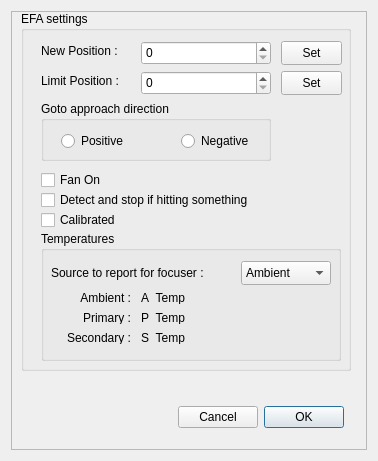
Before: the Qt Designer form efa.ui in rpineau/EFA, drawn with Qt 5.
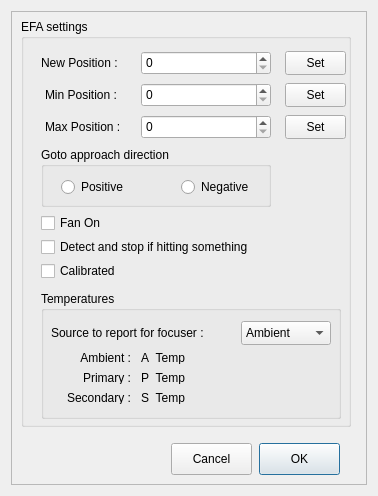
After: the same form once the commit is applied. Custom widgets are drawn as their Qt base class.

Commit message: Trying to fix limit issues

```diff
--- a/efa.ui
+++ b/efa.ui
@@ -7,7 +7,7 @@
     <x>0</x>
     <y>0</y>
     <width>378</width>
-    <height>461</height>
+    <height>496</height>
    </rect>
   </property>
   <property name="sizePolicy">
@@ -18,14 +18,14 @@
   </property>
   <property name="minimumSize">
    <size>
-    <width>0</width>
-    <height>0</height>
+    <width>378</width>
+    <height>496</height>
    </size>
   </property>
   <property name="maximumSize">
    <size>
-    <width>640</width>
-    <height>999</height>
+    <width>378</width>
+    <height>496</height>
    </size>
   </property>
   <property name="windowTitle">
@@ -62,9 +62,9 @@
       <property name="geometry">
        <rect>
         <x>10</x>
-        <y>0</y>
+        <y>8</y>
         <width>330</width>
-        <height>360</height>
+        <height>408</height>
        </rect>
       </property>
       <property name="title">
@@ -73,21 +73,21 @@
       <widget class="QLabel" name="label_4">
        <property name="geometry">
         <rect>
-         <x>20</x>
-         <y>60</y>
+         <x>24</x>
+         <y>96</y>
          <width>91</width>
-         <height>20</height>
+         <height>24</height>
         </rect>
        </property>
        <property name="text">
-        <string>Limit Position :</string>
+        <string>Max Position :</string>
        </property>
       </widget>
       <widget class="QSpinBox" name="posLimit">
        <property name="geometry">
         <rect>
          <x>120</x>
-         <y>60</y>
+         <y>64</y>
          <width>130</width>
          <height>24</height>
         </rect>
@@ -100,7 +100,7 @@
        <property name="geometry">
         <rect>
          <x>120</x>
-         <y>30</y>
+         <y>32</y>
          <width>130</width>
          <height>24</height>
         </rect>
@@ -113,9 +113,9 @@
        <property name="geometry">
         <rect>
          <x>20</x>
-         <y>30</y>
+         <y>32</y>
          <width>91</width>
-         <height>20</height>
+         <height>24</height>
         </rect>
        </property>
        <property name="text">
@@ -125,8 +125,8 @@
       <widget class="QPushButton" name="pushButton">
        <property name="geometry">
         <rect>
-         <x>260</x>
-         <y>30</y>
+         <x>264</x>
+         <y>32</y>
          <width>61</width>
          <height>24</height>
         </rect>
@@ -139,9 +139,9 @@
        <property name="geometry">
         <rect>
          <x>20</x>
-         <y>160</y>
+         <y>192</y>
          <width>85</width>
-         <height>18</height>
+         <height>24</height>
         </rect>
        </property>
        <property name="text">
@@ -152,9 +152,9 @@
        <property name="geometry">
         <rect>
          <x>20</x>
-         <y>200</y>
+         <y>240</y>
          <width>85</width>
-         <height>18</height>
+         <height>24</height>
         </rect>
        </property>
        <property name="text">
@@ -165,9 +165,9 @@
        <property name="geometry">
         <rect>
          <x>20</x>
-         <y>180</y>
+         <y>216</y>
          <width>240</width>
-         <height>18</height>
+         <height>24</height>
         </rect>
        </property>
        <property name="text">
@@ -178,7 +178,7 @@
        <property name="geometry">
         <rect>
          <x>20</x>
-         <y>90</y>
+         <y>128</y>
          <width>230</width>
          <height>60</height>
         </rect>
@@ -216,8 +216,8 @@
       <widget class="QPushButton" name="pushButton_2">
        <property name="geometry">
         <rect>
-         <x>260</x>
-         <y>60</y>
+         <x>264</x>
+         <y>64</y>
          <width>61</width>
          <height>24</height>
         </rect>
@@ -230,9 +230,9 @@
        <property name="geometry">
         <rect>
          <x>20</x>
-         <y>220</y>
+         <y>272</y>
          <width>300</width>
-         <height>130</height>
+         <height>128</height>
         </rect>
        </property>
        <property name="title">
@@ -367,57 +367,77 @@
         </property>
        </widget>
       </widget>
-     </widget>
-     <widget class="QWidget" name="horizontalLayoutWidget_2">
+      <widget class="QLabel" name="label_7">
+       <property name="geometry">
+        <rect>
+         <x>24</x>
+         <y>64</y>
+         <width>91</width>
+         <height>24</height>
+        </rect>
+       </property>
+       <property name="text">
+        <string>Min Position :</string>
+       </property>
+      </widget>
+      <widget class="QSpinBox" name="posLimitMax">
       <property name="geometry">
        <rect>
         <x>120</x>
-        <y>390</y>
-        <width>213</width>
-        <height>32</height>
-       </rect>
-      </property>
-      <layout class="QHBoxLayout" name="horizontalLayout_5">
-       <property name="rightMargin">
-        <number>0</number>
+         <y>96</y>
+         <width>130</width>
+         <height>24</height>
+        </rect>
+       </property>
+       <property name="maximum">
+        <number>9999999</number>
        </property>
-       <property name="bottomMargin">
-        <number>0</number>
+      </widget>
+      <widget class="QPushButton" name="pushButton_3">
+       <property name="geometry">
+        <rect>
+         <x>264</x>
+         <y>96</y>
+         <width>61</width>
+         <height>24</height>
+        </rect>
        </property>
-       <item>
-        <spacer name="horizontalSpacer">
-         <property name="orientation">
-          <enum>Qt::Horizontal</enum>
-         </property>
-         <property name="sizeHint" stdset="0">
-          <size>
-           <width>40</width>
-           <height>20</height>
-          </size>
-         </property>
-        </spacer>
-       </item>
-       <item>
+       <property name="text">
+        <string>Set</string>
+       </property>
+      </widget>
+     </widget>
         <widget class="QPushButton" name="pushButtonCancel">
+      <property name="geometry">
+       <rect>
+        <x>160</x>
+        <y>432</y>
+        <width>81</width>
+        <height>32</height>
+       </rect>
+      </property>
          <property name="text">
           <string>Cancel</string>
          </property>
         </widget>
-       </item>
-       <item>
         <widget class="QPushButton" name="pushButtonOK">
          <property name="enabled">
           <bool>true</bool>
          </property>
+      <property name="geometry">
+       <rect>
+        <x>248</x>
+        <y>432</y>
+        <width>81</width>
+        <height>32</height>
+       </rect>
+      </property>
          <property name="text">
           <string>OK</string>
          </property>
          <property name="default">
           <bool>true</bool>
          </property>
-        </widget>
-       </item>
-      </layout>
      </widget>
     </widget>
    </item>
```
Left out of the diff: 2 changed lines with no effect on the pictures. Lines whose indentation alone changed are shown as unchanged. The commit also changes 3 other files.
